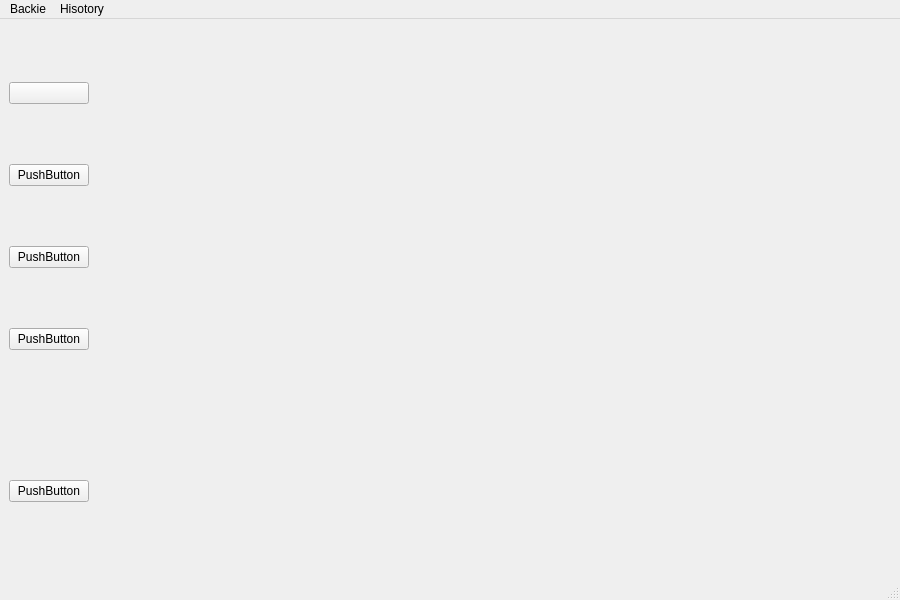
The window that mainwindow.ui (Marchell0o0/Backie) describes before a commit, drawn with Qt 5.
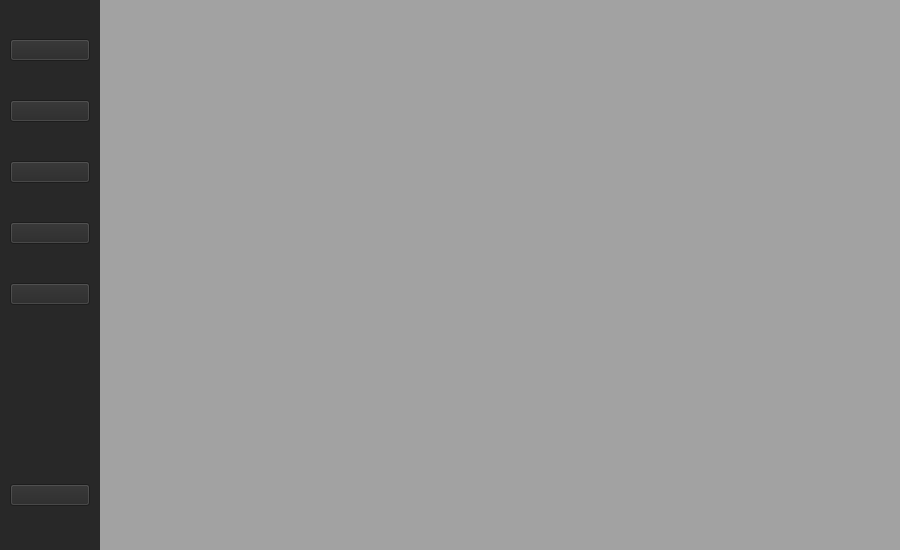
The same window after the commit. Icons and pictures are not drawn.

Commit message: Make sidebar, add correct icons, try to connect screens

```diff
--- a/mainwindow.ui
+++ b/mainwindow.ui
@@ -7,50 +7,148 @@
     <x>0</x>
     <y>0</y>
     <width>900</width>
-    <height>600</height>
+    <height>550</height>
    </rect>
   </property>
   <property name="sizePolicy">
-   <sizepolicy hsizetype="Fixed" vsizetype="Fixed">
+   <sizepolicy hsizetype="Preferred" vsizetype="Preferred">
     <horstretch>0</horstretch>
     <verstretch>0</verstretch>
    </sizepolicy>
   </property>
   <property name="windowTitle">
-   <string>MainWindow</string>
+   <string>Backie</string>
+  </property>
+  <property name="layoutDirection">
+   <enum>Qt::LeftToRight</enum>
+  </property>
+  <property name="autoFillBackground">
+   <bool>false</bool>
+  </property>
+  <property name="styleSheet">
+   <string notr="true"/>
+  </property>
+  <property name="toolButtonStyle">
+   <enum>Qt::ToolButtonIconOnly</enum>
   </property>
   <widget class="QWidget" name="centralwidget">
    <property name="sizePolicy">
-    <sizepolicy hsizetype="Preferred" vsizetype="Preferred">
+    <sizepolicy hsizetype="Expanding" vsizetype="Expanding">
      <horstretch>0</horstretch>
      <verstretch>0</verstretch>
     </sizepolicy>
    </property>
+   <property name="layoutDirection">
+    <enum>Qt::LeftToRight</enum>
+   </property>
+   <property name="autoFillBackground">
+    <bool>true</bool>
+   </property>
+   <property name="styleSheet">
+    <string notr="true"/>
+   </property>
    <layout class="QGridLayout" name="gridLayout">
+    <property name="leftMargin">
+     <number>0</number>
+    </property>
+    <property name="topMargin">
+     <number>0</number>
+    </property>
+    <property name="rightMargin">
+     <number>0</number>
+    </property>
+    <property name="bottomMargin">
+     <number>0</number>
+    </property>
+    <property name="spacing">
+     <number>0</number>
+    </property>
     <item row="0" column="0">
      <widget class="QStackedWidget" name="mainStackedWidget">
-      <widget class="QWidget" name="page_7">
-       <widget class="QWidget" name="widget" native="true">
-        <property name="geometry">
-         <rect>
-          <x>0</x>
-          <y>0</y>
-          <width>881</width>
-          <height>531</height>
-         </rect>
-        </property>
-        <widget class="QWidget" name="horizontalLayoutWidget">
+      <property name="sizePolicy">
+       <sizepolicy hsizetype="Expanding" vsizetype="Expanding">
+        <horstretch>0</horstretch>
+        <verstretch>0</verstretch>
+       </sizepolicy>
+      </property>
+      <property name="layoutDirection">
+       <enum>Qt::LeftToRight</enum>
+      </property>
+      <property name="autoFillBackground">
+       <bool>false</bool>
+      </property>
+      <property name="styleSheet">
+       <string notr="true">background-color: #EAEAEA</string>
+      </property>
+      <property name="frameShape">
+       <enum>QFrame::NoFrame</enum>
+      </property>
+      <widget class="QWidget" name="pageMainScreen">
+       <property name="sizePolicy">
+        <sizepolicy hsizetype="Expanding" vsizetype="Expanding">
+         <horstretch>0</horstretch>
+         <verstretch>0</verstretch>
+        </sizepolicy>
+       </property>
+       <widget class="QWidget" name="widget_2" native="true">
          <property name="geometry">
           <rect>
            <x>0</x>
            <y>0</y>
-           <width>881</width>
-           <height>531</height>
-          </rect>
-         </property>
+          <width>100</width>
+          <height>551</height>
+         </rect>
+        </property>
+        <property name="sizePolicy">
+         <sizepolicy hsizetype="Fixed" vsizetype="Expanding">
+          <horstretch>0</horstretch>
+          <verstretch>0</verstretch>
+         </sizepolicy>
+        </property>
+        <property name="minimumSize">
+         <size>
+          <width>100</width>
+          <height>0</height>
+         </size>
+        </property>
+        <property name="maximumSize">
+         <size>
+          <width>100</width>
+          <height>16777215</height>
+         </size>
+        </property>
+        <property name="layoutDirection">
+         <enum>Qt::LeftToRight</enum>
+        </property>
+        <property name="styleSheet">
+         <string notr="true">background-color: #282828;
+</string>
+        </property>
          <layout class="QHBoxLayout" name="horizontalLayout">
+         <item>
+          <spacer name="horizontalSpacer">
+           <property name="orientation">
+            <enum>Qt::Horizontal</enum>
+           </property>
+           <property name="sizeType">
+            <enum>QSizePolicy::Fixed</enum>
+           </property>
+           <property name="sizeHint" stdset="0">
+            <size>
+             <width>10</width>
+             <height>20</height>
+            </size>
+           </property>
+          </spacer>
+         </item>
           <item>
            <layout class="QVBoxLayout" name="verticalLayout_2">
+           <property name="spacing">
+            <number>0</number>
+           </property>
+           <property name="rightMargin">
+            <number>0</number>
+           </property>
             <item>
              <widget class="QPushButton" name="pushButton_2">
               <property name="text">
@@ -65,21 +163,40 @@
             <item>
              <widget class="QPushButton" name="pushButton">
               <property name="text">
-               <string>PushButton</string>
-              </property>
+              <string/>
+             </property>
+             <property name="icon">
+              <iconset resource="Resources.qrc">
+               <normaloff>:/resources/assets/icons/sideBar/download.svg</normaloff>:/resources/assets/icons/sideBar/download.svg</iconset>
+             </property>
              </widget>
             </item>
             <item>
              <widget class="QPushButton" name="pushButton_4">
               <property name="text">
-               <string>PushButton</string>
+              <string/>
               </property>
              </widget>
             </item>
             <item>
              <widget class="QPushButton" name="pushButton_5">
               <property name="text">
-               <string>PushButton</string>
+              <string/>
+             </property>
+             <property name="icon">
+              <iconset resource="Resources.qrc">
+               <normaloff>:/resources/assets/icons/sideBar/time-past.svg</normaloff>:/resources/assets/icons/sideBar/time-past.svg</iconset>
+             </property>
+            </widget>
+           </item>
+           <item>
+            <widget class="QPushButton" name="accountScreenB">
+             <property name="text">
+              <string/>
+             </property>
+             <property name="icon">
+              <iconset resource="Resources.qrc">
+               <normaloff>:/resources/assets/icons/sideBar/user.svg</normaloff>:/resources/assets/icons/sideBar/user.svg</iconset>
               </property>
              </widget>
             </item>
@@ -94,7 +211,7 @@
               <property name="sizeHint" stdset="0">
                <size>
                 <width>20</width>
-                <height>70</height>
+               <height>140</height>
                </size>
               </property>
              </spacer>
@@ -102,26 +219,69 @@
             <item>
              <widget class="QPushButton" name="pushButton_3">
               <property name="text">
-               <string>PushButton</string>
-              </property>
+              <string/>
+             </property>
+             <property name="icon">
+              <iconset resource="Resources.qrc">
+               <normaloff>:/resources/assets/icons/sideBar/settings.svg</normaloff>:/resources/assets/icons/sideBar/settings.svg</iconset>
+             </property>
              </widget>
             </item>
            </layout>
           </item>
           <item>
-           <widget class="QStackedWidget" name="stackedWidget_2">
-            <property name="sizePolicy">
-             <sizepolicy hsizetype="Preferred" vsizetype="Preferred">
-              <horstretch>0</horstretch>
-              <verstretch>0</verstretch>
-             </sizepolicy>
-            </property>
-            <widget class="QWidget" name="page_19"/>
-            <widget class="QWidget" name="page_20"/>
-           </widget>
+          <spacer name="horizontalSpacer_2">
+           <property name="orientation">
+            <enum>Qt::Horizontal</enum>
+           </property>
+           <property name="sizeType">
+            <enum>QSizePolicy::Fixed</enum>
+           </property>
+           <property name="sizeHint" stdset="0">
+            <size>
+             <width>10</width>
+             <height>20</height>
+            </size>
+           </property>
+          </spacer>
           </item>
          </layout>
         </widget>
+       <widget class="QWidget" name="widget_3" native="true">
+        <property name="geometry">
+         <rect>
+          <x>100</x>
+          <y>0</y>
+          <width>801</width>
+          <height>551</height>
+         </rect>
+        </property>
+        <layout class="QVBoxLayout" name="verticalLayout">
+         <property name="spacing">
+          <number>0</number>
+         </property>
+         <property name="leftMargin">
+          <number>0</number>
+         </property>
+         <property name="topMargin">
+          <number>0</number>
+         </property>
+         <property name="rightMargin">
+          <number>0</number>
+         </property>
+         <property name="bottomMargin">
+          <number>0</number>
+         </property>
+         <item>
+          <widget class="QStackedWidget" name="secondaryStackedWidget">
+           <property name="styleSheet">
+            <string notr="true">background-color: #A2A2A2;</string>
+           </property>
+           <widget class="QWidget" name="page_9"/>
+           <widget class="QWidget" name="page_10"/>
+          </widget>
+         </item>
+        </layout>
        </widget>
       </widget>
       <widget class="QWidget" name="page_8"/>
@@ -129,29 +289,6 @@
     </item>
    </layout>
   </widget>
-  <widget class="QMenuBar" name="menubar">
-   <property name="geometry">
-    <rect>
-     <x>0</x>
-     <y>0</y>
-     <width>900</width>
-     <height>24</height>
-    </rect>
-   </property>
-   <widget class="QMenu" name="menuBackie">
-    <property name="title">
-     <string>Backie</string>
-    </property>
-   </widget>
-   <widget class="QMenu" name="menuHisotory">
-    <property name="title">
-     <string>Hisotory</string>
-    </property>
-   </widget>
-   <addaction name="menuBackie"/>
-   <addaction name="menuHisotory"/>
-  </widget>
-  <widget class="QStatusBar" name="statusbar"/>
  </widget>
  <resources>
   <include location="Resources.qrc"/>
```
Left out of the diff: 12 changed lines with no effect on the pictures. Lines whose indentation alone changed are shown as unchanged. The commit also changes 19 other files.
